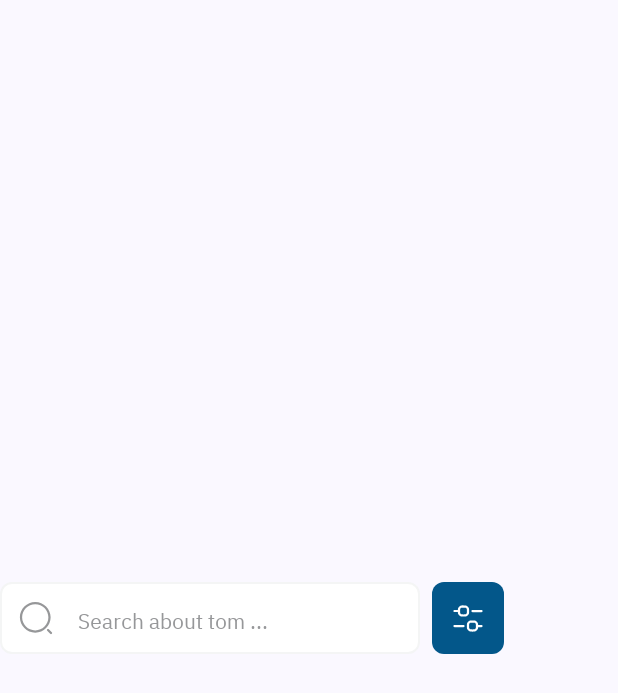
After one commit to DinaOthman21/Tom-Jerry, an Android app built with Jetpack Compose: the composable Search shown on its own in the app's theme, on a phone screen of 412 x 824 dp. The commit adds this screen. Shown: the top 693 px of the screen. Run offline under Robolectric (Android 15) with nearby library versions, the phone set to English and light mode, and no system bars.

Commit message:
add jerry store Search

```diff
--- /dev/null
+++ b/app/src/main/java/com/example/tomjerry/screens/jerry_store/components/Search.kt
@@ -0,0 +1,90 @@
+package com.example.tomjerry.screens.jerry_store.components
+
+import androidx.compose.foundation.background
+import com.example.tomjerry.R
+import androidx.compose.foundation.layout.Arrangement
+import androidx.compose.foundation.layout.Row
+import androidx.compose.foundation.layout.fillMaxSize
+import androidx.compose.foundation.layout.height
+import androidx.compose.foundation.layout.padding
+import androidx.compose.foundation.layout.size
+import androidx.compose.material3.Icon
+import androidx.compose.material3.IconButton
+import androidx.compose.material3.MaterialTheme
+import androidx.compose.material3.OutlinedTextField
+import androidx.compose.material3.OutlinedTextFieldDefaults
+import androidx.compose.material3.Text
+import androidx.compose.runtime.Composable
+import androidx.compose.ui.Alignment
+import androidx.compose.ui.Modifier
+import androidx.compose.ui.graphics.Color
+import androidx.compose.ui.res.painterResource
+import androidx.compose.ui.text.TextStyle
+import androidx.compose.ui.text.font.FontWeight
+import androidx.compose.ui.tooling.preview.Preview
+import androidx.compose.ui.unit.dp
+import androidx.compose.ui.unit.sp
+import com.example.tomjerry.ui.theme.IbmPlexSans
+
+
+
+@Composable
+fun Search(){
+    Row(
+        modifier = Modifier.fillMaxSize(),
+        verticalAlignment = Alignment.CenterVertically,
+        horizontalArrangement = Arrangement.spacedBy(8.dp)
+    ) {
+        OutlinedTextField(
+            value = "" ,
+            onValueChange = {} ,
+            modifier = Modifier.height(48.dp),
+            placeholder = {
+                Text(
+                    text = "Search about tom ...",
+                    style = TextStyle(
+                        color = Color(0xFF969799) ,
+                        fontFamily = IbmPlexSans ,
+                        fontWeight = FontWeight.Normal ,
+                        fontSize = 14.sp
+                    )
+                )
+            } ,
+            leadingIcon = {
+                Icon(
+                    painterResource(R.drawable.ic_search) ,
+                    contentDescription = "search icon" ,
+                    tint = Color(0xFF969799),
+                    modifier = Modifier.size(24.dp)
+                )
+            } ,
+            shape = MaterialTheme.shapes.small ,
+            colors =  OutlinedTextFieldDefaults.colors(
+                unfocusedContainerColor = Color.White, focusedContainerColor = Color.White,
+                unfocusedBorderColor = MaterialTheme.colorScheme.outlineVariant.copy(alpha = 0.08f),
+                focusedBorderColor = MaterialTheme.colorScheme.outlineVariant.copy(alpha = 0.08f),
+            )
+        )
+
+        IconButton(
+            onClick = { },
+            modifier = Modifier.size(48.dp)
+                .background(Color(0xFF03578A), MaterialTheme.shapes.small)
+        ) {
+            Icon(
+                modifier = Modifier.padding(12.dp),
+                painter = painterResource(id = R.drawable.ic_filter),
+                contentDescription = "filter icon",
+                tint = Color.White,
+            )
+        }
+    }
+
+    }
+
+
+@Composable
+@Preview(showSystemUi = true , showBackground = true)
+fun SearchPreview(){
+    Search()
+}
```
Also changed, not shown: app/src/main/java/com/example/tomjerry/screens/jerry_store/JerryStoreScreen.kt (+34 -0 lines).
